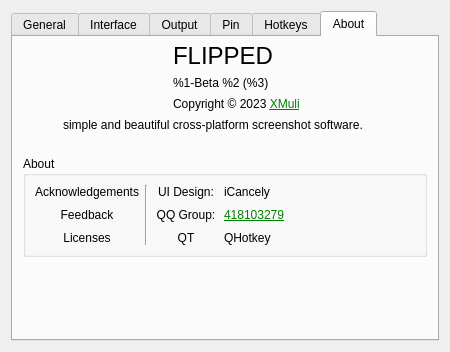
Qt form src/preference/prefmanage.ui (SunnyScreenshot/FLIPPED) before a commit.
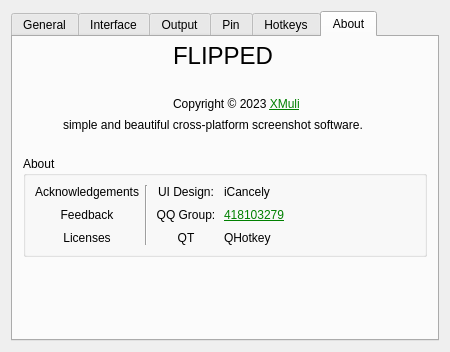
The same form after that commit. The open tabs and pages were chosen to show the change. Icons and pictures are not drawn.

```diff
--- a/src/preference/prefmanage.ui
+++ b/src/preference/prefmanage.ui
@@ -1108,7 +1108,7 @@
            <item row="1" column="1" colspan="2">
             <widget class="QLabel" name="labVersion">
              <property name="text">
-              <string>%1-Beta %2 (%3)</string>
+              <string/>
              </property>
              <property name="textInteractionFlags">
               <set>Qt::LinksAccessibleByMouse</set>
```
Left out of the diff: 2 changed lines with no effect on the pictures.
